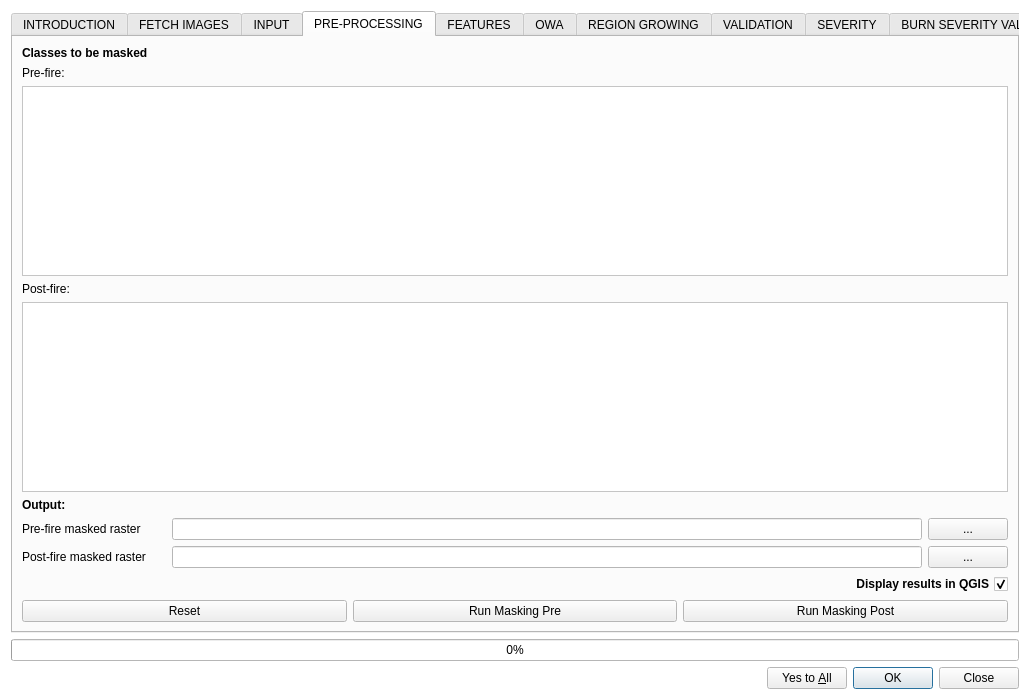
silviamacchi/BAD_v.3.0.0, file BAD_dialog_base.ui: the form before one commit.
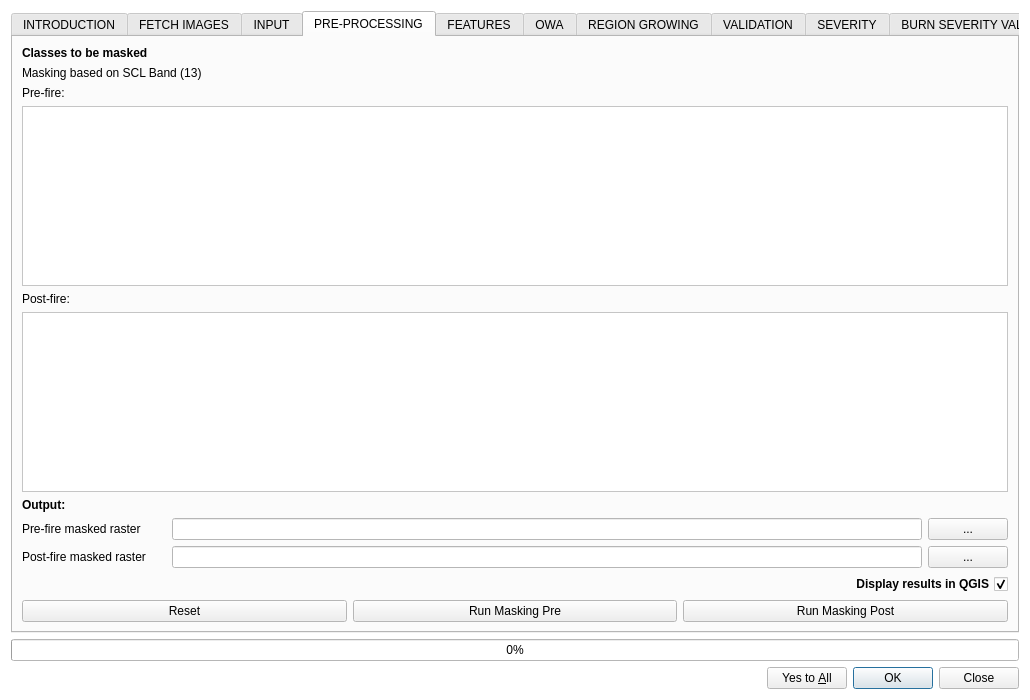
The form after the commit.

Commit message: fixed INPUT e PREPROC tab

The edit to the form file:
```diff
--- a/BAD_dialog_base.ui
+++ b/BAD_dialog_base.ui
@@ -1888,6 +1888,17 @@
          </property>
         </widget>
        </item>
+       <item>
+        <layout class="QHBoxLayout" name="horizontalLayout">
+         <item>
+          <widget class="QLabel" name="label_104">
+           <property name="text">
+            <string>Masking based on SCL Band (13)</string>
+           </property>
+          </widget>
+         </item>
+        </layout>
+       </item>
        <item>
         <widget class="QLabel" name="label_90">
          <property name="text">
```
Left out of the diff: 2 changed lines with no effect on the pictures. The commit also changes 1 other file.
